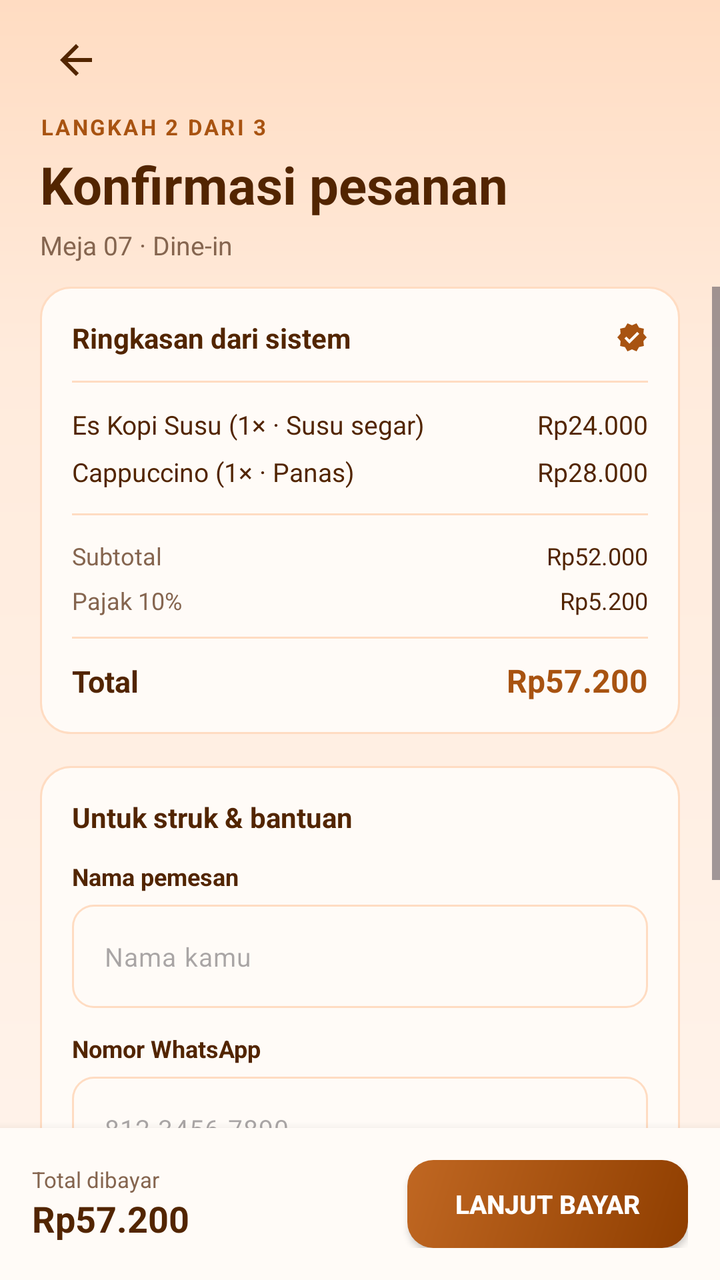
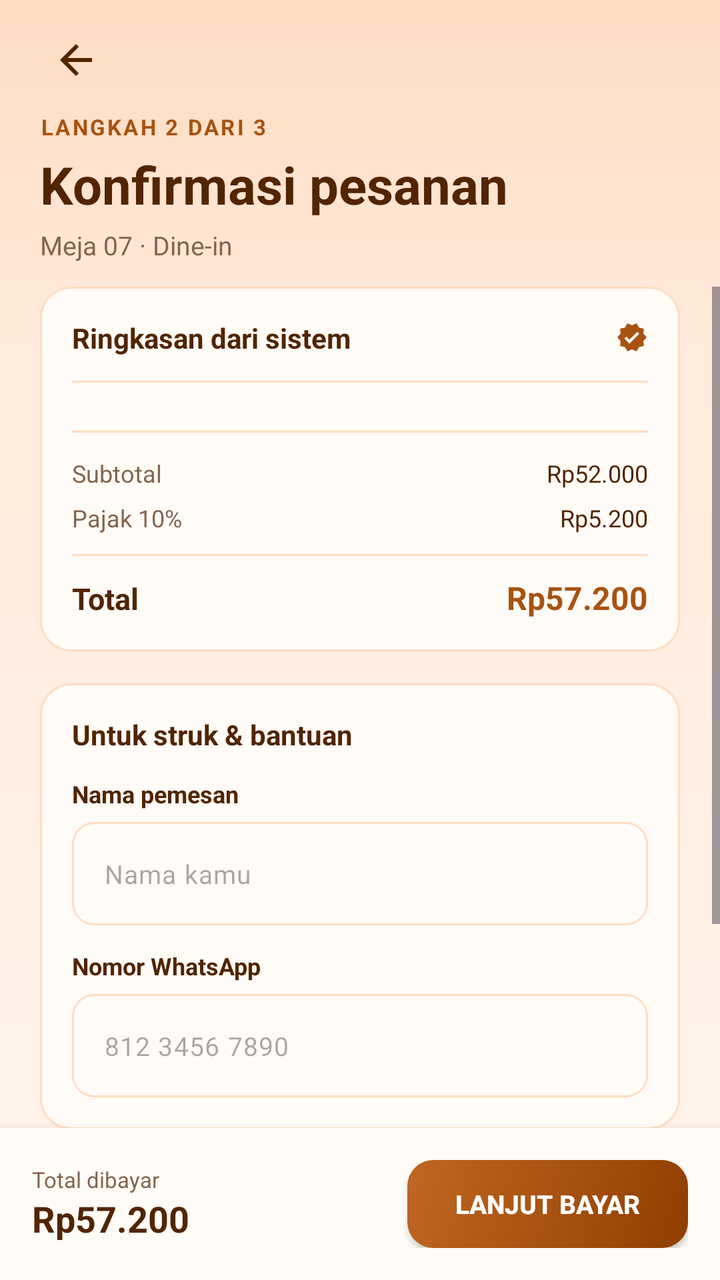

Screens rendered from an Android XML layout before and after an edit, with the pre-edit source and the edit as a unified diff.
<!-- AndroidManifest.xml: application theme Theme.KopiInggil -->
<!-- res/layout/activity_checkout.xml -->
<?xml version="1.0" encoding="utf-8"?>
<LinearLayout xmlns:android="http://schemas.android.com/apk/res/android"
    xmlns:app="http://schemas.android.com/apk/res-auto"
    xmlns:tools="http://schemas.android.com/tools"
    android:id="@+id/main"
    android:layout_width="match_parent"
    android:layout_height="match_parent"
    android:background="@drawable/bg_screen"
    android:orientation="vertical">

    
    <LinearLayout
        android:layout_width="match_parent"
        android:layout_height="wrap_content"
        android:orientation="vertical"
        android:paddingStart="20dp"
        android:paddingTop="12dp"
        android:paddingEnd="20dp"
        android:paddingBottom="12dp">

        <ImageView
            android:id="@+id/btnBack"
            android:layout_width="36dp"
            android:layout_height="36dp"
            android:background="?attr/selectableItemBackgroundBorderless"
            android:contentDescription="@string/cd_back"
            android:padding="6dp"
            android:src="@drawable/ic_arrow_back"
            app:tint="@color/ngopi_ink" />

        <TextView
            android:layout_width="wrap_content"
            android:layout_height="wrap_content"
            android:layout_marginTop="8dp"
            android:letterSpacing="0.1"
            android:text="@string/checkout_step"
            android:textColor="@color/ngopi_primary"
            android:textSize="11sp"
            android:textStyle="bold" />

        <TextView
            android:layout_width="match_parent"
            android:layout_height="wrap_content"
            android:layout_marginTop="4dp"
            android:text="@string/checkout_title"
            android:textColor="@color/ngopi_ink"
            android:textSize="26sp"
            android:textStyle="bold" />

        <TextView
            android:id="@+id/tvCheckoutSubtitle"
            android:layout_width="match_parent"
            android:layout_height="wrap_content"
            android:layout_marginTop="4dp"
            android:text="Meja 07 · Dine-in"
            android:textColor="@color/ngopi_muted"
            android:textSize="13sp" />
    </LinearLayout>

    <ScrollView
        android:layout_width="match_parent"
        android:layout_height="0dp"
        android:layout_weight="1"
        android:fillViewport="true">

        <LinearLayout
            android:layout_width="match_parent"
            android:layout_height="wrap_content"
            android:orientation="vertical"
            android:paddingStart="20dp"
            android:paddingEnd="20dp"
            android:paddingBottom="20dp">

            
            <LinearLayout
                android:layout_width="match_parent"
                android:layout_height="wrap_content"
                android:background="@drawable/bg_card_outline"
                android:orientation="vertical"
                android:padding="16dp">

                <LinearLayout
                    android:layout_width="match_parent"
                    android:layout_height="wrap_content"
                    android:gravity="center_vertical"
                    android:orientation="horizontal">

                    <TextView
                        android:layout_width="0dp"
                        android:layout_height="wrap_content"
                        android:layout_weight="1"
                        android:text="@string/checkout_summary_title"
                        android:textColor="@color/ngopi_ink"
                        android:textSize="14sp"
                        android:textStyle="bold" />

                    <ImageView
                        android:layout_width="16dp"
                        android:layout_height="16dp"
                        android:contentDescription="@null"
                        android:src="@drawable/ic_verified"
                        app:tint="@color/ngopi_primary" />
                </LinearLayout>

                <View
                    android:layout_width="match_parent"
                    android:layout_height="1dp"
                    android:layout_marginTop="12dp"
                    android:layout_marginBottom="12dp"
                    android:background="@color/ngopi_border" />

                
                <LinearLayout
                    android:layout_width="match_parent"
                    android:layout_height="wrap_content"
                    android:orientation="horizontal">

                    <TextView
                        android:layout_width="0dp"
                        android:layout_height="wrap_content"
                        android:layout_weight="1"
                        android:text="Es Kopi Susu (1× · Susu segar)"
                        android:textColor="@color/ngopi_ink"
                        android:textSize="13sp" />

                    <TextView
                        android:layout_width="wrap_content"
                        android:layout_height="wrap_content"
                        android:text="Rp24.000"
                        android:textColor="@color/ngopi_ink"
                        android:textSize="13sp" />
                </LinearLayout>

                <LinearLayout
                    android:layout_width="match_parent"
                    android:layout_height="wrap_content"
                    android:layout_marginTop="6dp"
                    android:orientation="horizontal">

                    <TextView
                        android:layout_width="0dp"
                        android:layout_height="wrap_content"
                        android:layout_weight="1"
                        android:text="Cappuccino (1× · Panas)"
                        android:textColor="@color/ngopi_ink"
                        android:textSize="13sp" />

                    <TextView
                        android:layout_width="wrap_content"
                        android:layout_height="wrap_content"
                        android:text="Rp28.000"
                        android:textColor="@color/ngopi_ink"
                        android:textSize="13sp" />
                </LinearLayout>

                <View
                    android:layout_width="match_parent"
                    android:layout_height="1dp"
                    android:layout_marginTop="12dp"
                    android:layout_marginBottom="12dp"
                    android:background="@color/ngopi_border" />

                
                <LinearLayout
                    android:layout_width="match_parent"
                    android:layout_height="wrap_content"
                    android:orientation="horizontal">

                    <TextView
                        android:layout_width="0dp"
                        android:layout_height="wrap_content"
                        android:layout_weight="1"
                        android:text="@string/cart_subtotal"
                        android:textColor="@color/ngopi_muted"
                        android:textSize="12sp" />

                    <TextView
                        android:id="@+id/tvCheckoutSubtotal"
                        android:layout_width="wrap_content"
                        android:layout_height="wrap_content"
                        android:text="Rp52.000"
                        android:textColor="@color/ngopi_ink"
                        android:textSize="12sp" />
                </LinearLayout>

                
                <LinearLayout
                    android:layout_width="match_parent"
                    android:layout_height="wrap_content"
                    android:layout_marginTop="6dp"
                    android:orientation="horizontal">

                    <TextView
                        android:layout_width="0dp"
                        android:layout_height="wrap_content"
                        android:layout_weight="1"
                        android:text="@string/checkout_tax"
                        android:textColor="@color/ngopi_muted"
                        android:textSize="12sp" />

                    <TextView
                        android:id="@+id/tvCheckoutTax"
                        android:layout_width="wrap_content"
                        android:layout_height="wrap_content"
                        android:text="Rp5.200"
                        android:textColor="@color/ngopi_ink"
                        android:textSize="12sp" />
                </LinearLayout>

                <View
                    android:layout_width="match_parent"
                    android:layout_height="1dp"
                    android:layout_marginTop="10dp"
                    android:layout_marginBottom="10dp"
                    android:background="@color/ngopi_border" />

                
                <LinearLayout
                    android:layout_width="match_parent"
                    android:layout_height="wrap_content"
                    android:orientation="horizontal">

                    <TextView
                        android:layout_width="0dp"
                        android:layout_height="wrap_content"
                        android:layout_weight="1"
                        android:text="@string/checkout_total"
                        android:textColor="@color/ngopi_ink"
                        android:textSize="15sp"
                        android:textStyle="bold" />

                    <TextView
                        android:id="@+id/tvCheckoutTotal"
                        android:layout_width="wrap_content"
                        android:layout_height="wrap_content"
                        android:text="Rp57.200"
                        android:textColor="@color/ngopi_primary"
                        android:textSize="16sp"
                        android:textStyle="bold" />
                </LinearLayout>
            </LinearLayout>

            
            <LinearLayout
                android:layout_width="match_parent"
                android:layout_height="wrap_content"
                android:layout_marginTop="16dp"
                android:background="@drawable/bg_card_outline"
                android:orientation="vertical"
                android:padding="16dp">

                <TextView
                    android:layout_width="wrap_content"
                    android:layout_height="wrap_content"
                    android:text="@string/checkout_cust_heading"
                    android:textColor="@color/ngopi_ink"
                    android:textSize="14sp"
                    android:textStyle="bold" />

                <TextView
                    android:layout_width="wrap_content"
                    android:layout_height="wrap_content"
                    android:layout_marginTop="12dp"
                    android:text="@string/checkout_name_label"
                    android:textColor="@color/ngopi_ink"
                    android:textSize="12sp"
                    android:textStyle="bold" />

                <com.google.android.material.textfield.TextInputLayout
                    style="@style/Widget.Ngopi.TextInput"
                    android:layout_width="match_parent"
                    android:layout_height="wrap_content"
                    android:layout_marginTop="6dp">

                    <com.google.android.material.textfield.TextInputEditText
                        android:id="@+id/etCustomerName"
                        android:layout_width="match_parent"
                        android:layout_height="wrap_content"
                        android:hint="@string/checkout_name_hint"
                        android:textColor="@color/ngopi_ink"
                        android:textSize="13sp" />
                </com.google.android.material.textfield.TextInputLayout>

                <TextView
                    android:layout_width="wrap_content"
                    android:layout_height="wrap_content"
                    android:layout_marginTop="12dp"
                    android:text="@string/checkout_wa_label"
                    android:textColor="@color/ngopi_ink"
                    android:textSize="12sp"
                    android:textStyle="bold" />

                <com.google.android.material.textfield.TextInputLayout
                    style="@style/Widget.Ngopi.TextInput"
                    android:layout_width="match_parent"
                    android:layout_height="wrap_content"
                    android:layout_marginTop="6dp"
                    app:prefixText="+62 "
                    app:prefixTextColor="@color/ngopi_muted">

                    <com.google.android.material.textfield.TextInputEditText
                        android:id="@+id/etCustomerPhone"
                        android:layout_width="match_parent"
                        android:layout_height="wrap_content"
                        android:hint="812 3456 7890"
                        android:inputType="phone"
                        android:textColor="@color/ngopi_ink"
                        android:textSize="13sp" />
                </com.google.android.material.textfield.TextInputLayout>
            </LinearLayout>

            
            <com.google.android.material.checkbox.MaterialCheckBox
                android:id="@+id/cbConsentWa"
                android:layout_width="match_parent"
                android:layout_height="wrap_content"
                android:layout_marginTop="14dp"
                android:checked="true"
                android:text="@string/checkout_consent_wa"
                android:textColor="@color/ngopi_ink"
                android:textSize="12sp" />

            <com.google.android.material.checkbox.MaterialCheckBox
                android:id="@+id/cbConsentPromo"
                android:layout_width="match_parent"
                android:layout_height="wrap_content"
                android:layout_marginTop="4dp"
                android:text="@string/checkout_consent_promo"
                android:textColor="@color/ngopi_muted"
                android:textSize="12sp" />

        </LinearLayout>
    </ScrollView>

    
    <LinearLayout
        android:layout_width="match_parent"
        android:layout_height="wrap_content"
        android:background="@color/ngopi_surface"
        android:elevation="8dp"
        android:gravity="center_vertical"
        android:orientation="horizontal"
        android:padding="16dp">

        <LinearLayout
            android:layout_width="0dp"
            android:layout_height="wrap_content"
            android:layout_weight="1"
            android:orientation="vertical">

            <TextView
                android:layout_width="wrap_content"
                android:layout_height="wrap_content"
                android:text="Total dibayar"
                android:textColor="@color/ngopi_muted"
                android:textSize="11sp" />

            <TextView
                android:id="@+id/tvBottomTotal"
                android:layout_width="wrap_content"
                android:layout_height="wrap_content"
                android:text="Rp57.200"
                android:textColor="@color/ngopi_ink"
                android:textSize="18sp"
                android:textStyle="bold" />
        </LinearLayout>

        <androidx.appcompat.widget.AppCompatButton
            android:id="@+id/btnProceedPayment"
            android:layout_width="wrap_content"
            android:layout_height="44dp"
            android:background="@drawable/bg_button_primary"
            android:paddingStart="24dp"
            android:paddingEnd="24dp"
            android:text="@string/checkout_btn_pay"
            android:textColor="@color/white"
            android:textSize="13sp"
            android:textStyle="bold" />
    </LinearLayout>

</LinearLayout>
<!-- resources referenced by this layout -->
<resources>
  <color name="ngopi_border">#FFDCC2</color>
  <color name="ngopi_ink">#522500</color>
  <color name="ngopi_muted">#85654F</color>
  <color name="ngopi_primary">#A85311</color>
  <color name="ngopi_surface">#FFFBF7</color>
  <color name="white">#FFFFFFFF</color>
  <!-- drawable bg_button_primary (drawable) -->
  <?xml version="1.0" encoding="utf-8"?>
  <ripple xmlns:android="http://schemas.android.com/apk/res/android" android:color="#33FFFFFF">
      <item>
          <shape android:shape="rectangle">
              <gradient
                  android:angle="315"
                  android:centerColor="@color/ngopi_primary"
                  android:endColor="@color/ngopi_primary_dark"
                  android:startColor="@color/ngopi_primary_light" />
              <corners android:radius="13dp" />
          </shape>
      </item>
  </ripple>
  <!-- drawable bg_card_outline (drawable) -->
  <?xml version="1.0" encoding="utf-8"?>
  <shape xmlns:android="http://schemas.android.com/apk/res/android" android:shape="rectangle">
      <solid android:color="@color/ngopi_surface" />
      <corners android:radius="15dp" />
      <stroke
          android:width="1dp"
          android:color="@color/ngopi_border" />
  </shape>
  <!-- drawable bg_screen (drawable) -->
  <?xml version="1.0" encoding="utf-8"?>
  <shape xmlns:android="http://schemas.android.com/apk/res/android" android:shape="rectangle">
      <gradient
          android:angle="270"
          android:centerColor="@color/ngopi_background_mid"
          android:centerY="0.28"
          android:endColor="@color/ngopi_background"
          android:startColor="@color/ngopi_background_top" />
  </shape>
  <!-- drawable ic_arrow_back (drawable) -->
  <vector xmlns:android="http://schemas.android.com/apk/res/android"
      android:width="24dp"
      android:height="24dp"
      android:tint="@color/ngopi_ink"
      android:viewportWidth="24"
      android:viewportHeight="24">
      <path
          android:fillColor="@android:color/white"
          android:pathData="M20,11H7.83l5.59,-5.59L12,4l-8,8 8,8 1.41,-1.41L7.83,13H20v-2z" />
  </vector>
  <!-- drawable ic_verified (drawable) -->
  <vector xmlns:android="http://schemas.android.com/apk/res/android"
      android:width="24dp"
      android:height="24dp"
      android:tint="@color/ngopi_surface"
      android:viewportWidth="24"
      android:viewportHeight="24">
      <path
          android:fillColor="@android:color/white"
          android:pathData="M23,12l-2.44,-2.79 0.34,-3.69 -3.61,-0.82 -1.89,-3.2L12,2.96 8.6,1.5 6.71,4.69 3.1,5.5l0.34,3.7L1,12l2.44,2.79 -0.34,3.7 3.61,0.82L8.6,22.5l3.4,-1.47 3.4,1.46 1.89,-3.19 3.61,-0.82 -0.34,-3.69L23,12zM10.09,16.72l-3.8,-3.81 1.48,-1.48 2.32,2.33 5.85,-5.87 1.48,1.48 -7.33,7.35z" />
  </vector>
  <string name="cart_subtotal">Subtotal</string>
  <string name="cd_back">Kembali</string>
  <string name="checkout_btn_pay">Lanjut bayar</string>
  <string name="checkout_consent_promo">Saya ingin menerima promo (opsional).</string>
  <string name="checkout_consent_wa">Saya setuju menerima pesan transaksi dan struk melalui WhatsApp.</string>
  <string name="checkout_cust_heading">Untuk struk &amp; bantuan</string>
  <string name="checkout_name_hint">Nama kamu</string>
  <string name="checkout_name_label">Nama pemesan</string>
  <string name="checkout_step">LANGKAH 2 DARI 3</string>
  <string name="checkout_summary_title">Ringkasan dari sistem</string>
  <string name="checkout_tax">Pajak 10%</string>
  <string name="checkout_title">Konfirmasi pesanan</string>
  <string name="checkout_total">Total</string>
  <string name="checkout_wa_label">Nomor WhatsApp</string>
  <style name="Theme.KopiInggil" parent="Base.Theme.KopiInggil" />
  <color name="ngopi_primary_dark">#8F3E00</color>
  <color name="ngopi_primary_light">#C06722</color>
  <color name="ngopi_background_mid">#FFEBDC</color>
  <color name="ngopi_background">#FFF4EC</color>
  <color name="ngopi_background_top">#FFDCC2</color>
  <style name="Base.Theme.KopiInggil" parent="Theme.Material3.DayNight.NoActionBar">
          
          
      </style>
  <!-- unchanged entries left out for length: 1 -->
</resources>

<!-- the commit's change to res/layout/activity_checkout.xml (unified diff, before → after) -->
@@ -109,49 +109,11 @@
                     android:layout_marginBottom="12dp"
                     android:background="@color/ngopi_border" />
 
-                
-                <LinearLayout
-                    android:layout_width="match_parent"
-                    android:layout_height="wrap_content"
-                    android:orientation="horizontal">
-
-                    <TextView
-                        android:layout_width="0dp"
-                        android:layout_height="wrap_content"
-                        android:layout_weight="1"
-                        android:text="Es Kopi Susu (1× · Susu segar)"
-                        android:textColor="@color/ngopi_ink"
-                        android:textSize="13sp" />
-
-                    <TextView
-                        android:layout_width="wrap_content"
-                        android:layout_height="wrap_content"
-                        android:text="Rp24.000"
-                        android:textColor="@color/ngopi_ink"
-                        android:textSize="13sp" />
-                </LinearLayout>
-
-                <LinearLayout
-                    android:layout_width="match_parent"
-                    android:layout_height="wrap_content"
-                    android:layout_marginTop="6dp"
-                    android:orientation="horizontal">
-
-                    <TextView
-                        android:layout_width="0dp"
-                        android:layout_height="wrap_content"
-                        android:layout_weight="1"
-                        android:text="Cappuccino (1× · Panas)"
-                        android:textColor="@color/ngopi_ink"
-                        android:textSize="13sp" />
-
-                    <TextView
-                        android:layout_width="wrap_content"
-                        android:layout_height="wrap_content"
-                        android:text="Rp28.000"
-                        android:textColor="@color/ngopi_ink"
-                        android:textSize="13sp" />
-                </LinearLayout>
+                <LinearLayout
+                    android:id="@+id/llCheckoutItems"
+                    android:layout_width="match_parent"
+                    android:layout_height="wrap_content"
+                    android:orientation="vertical" />
 
                 <View
                     android:layout_width="match_parent"
